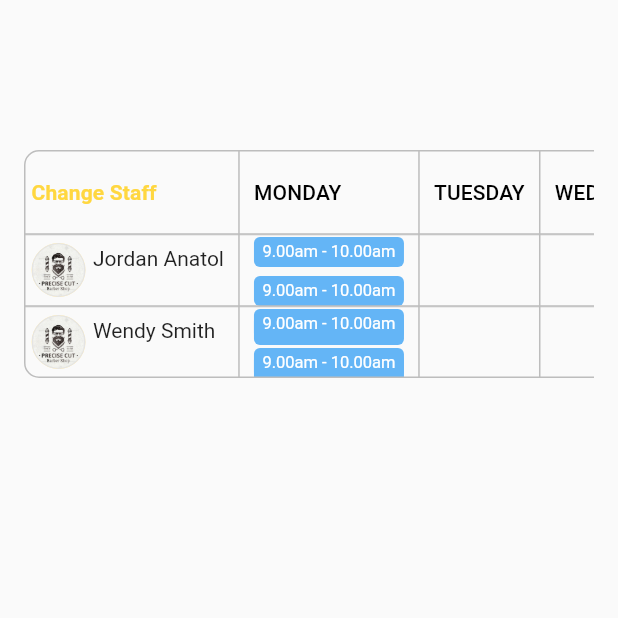
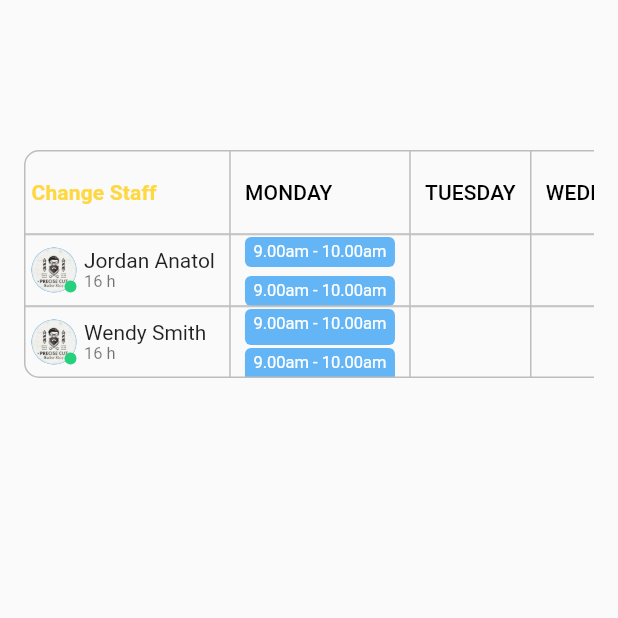
Before and after one commit to sirkev/flutter_data_tables, a Flutter app: the screen it shows after launch, on a phone screen of 412 x 824 dp, the top half of it. Run offline on Flutter 3.47's test engine with Material 2 defaults, Android fonts, the light colour scheme and no system bars.

Commit message:
working hours green status dot working status indicator and text

```diff
--- a/lib/pages/home_page.dart
+++ b/lib/pages/home_page.dart
@@ -1,3 +1,5 @@
+import 'dart:math';
+
 import 'package:flutter/material.dart';
 import 'package:flutter_data_tables/widgets/staff_cell.dart';
 
@@ -72,8 +74,8 @@ class _HomePageState extends State<HomePage> {
           name: staff,
           id: '',
           imageUrl: 'lib/assets/images/barber_shop.png',
-          isAvailable: true,
-          hours: '',
+          isWorking: Random().nextBool(),
+          hours: '16 h',
         )),
         DataCell(AppointmentCell()),
         DataCell(Text('')),
--- a/lib/widgets/staff_cell.dart
+++ b/lib/widgets/staff_cell.dart
@@ -7,12 +7,12 @@ class StaffCell extends StatefulWidget {
       required this.id,
       required this.imageUrl,
       required this.hours,
-      required this.isAvailable})
+      required this.isWorking})
       : super(key: key);
   final String name;
   final String id;
   final String imageUrl;
-  final bool isAvailable;
+  final bool isWorking;
   final String hours;
 
   @override
@@ -22,14 +22,38 @@ class StaffCell extends StatefulWidget {
 class _StaffCellState extends State<StaffCell> {
   @override
   Widget build(BuildContext context) {
-    return Container(
-      child: Row(
+    return Row(
       children: [
-          CircleAvatar(
-            radius: 18,
-            backgroundImage: AssetImage(widget.imageUrl),
+        Stack(
+          children: [
+            Container(
+              height: 30,
+              width: 30,
+              decoration: BoxDecoration(
+                color: Colors.blue,
+                shape: BoxShape.circle,
+                image: DecorationImage(
+                  image: AssetImage(widget.imageUrl),
+                  fit: BoxFit.cover,
                 ),
-          SizedBox(
+              ),
+            ),
+            widget.isWorking
+                ? Positioned(
+                    right: 0,
+                    bottom: 0,
+                    child: Container(
+                      height: 8,
+                      width: 8,
+                      decoration: BoxDecoration(
+                        color: Color(0xff26d07c),
+                        shape: BoxShape.circle,
+                      ),
+                    ))
+                : const SizedBox(),
+          ],
+        ),
+        const SizedBox(
           width: 5,
         ),
         Column(
@@ -37,11 +61,18 @@ class _StaffCellState extends State<StaffCell> {
           crossAxisAlignment: CrossAxisAlignment.start,
           children: [
             Text(widget.name),
-              Text(widget.hours),
+            widget.isWorking
+                ? Text(
+                    widget.hours,
+                    style: const TextStyle(color: Colors.black54, fontSize: 11),
+                  )
+                : const Text(
+                    'Not working',
+                    style: TextStyle(color: Colors.black54, fontSize: 11),
+                  ),
           ],
         )
       ],
-      ),
     );
   }
 }
```
Lines whose indentation alone changed are shown as unchanged.
